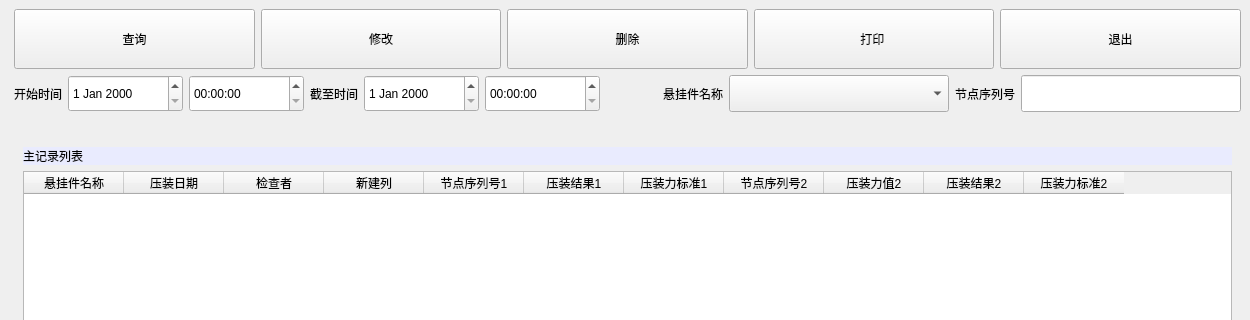
Before: the Qt Designer form hstorylist.ui in aiyongye/-, drawn with Qt 5; both pictures show x 0 to 1250 and y 0 to 320 of the 1250 by 907 pixel window.
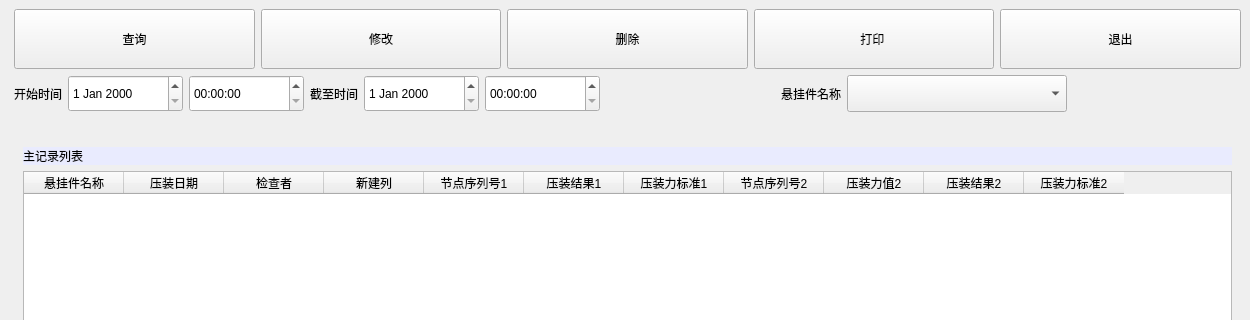
After: the same form once the commit is applied.

```diff
--- a/hstorylist.ui
+++ b/hstorylist.ui
@@ -278,36 +278,17 @@
          </widget>
         </item>
         <item>
-         <widget class="QLabel" name="label_3">
-          <property name="maximumSize">
-           <size>
-            <width>80</width>
-            <height>16777215</height>
-           </size>
+         <spacer name="horizontalSpacer_3">
+          <property name="orientation">
+           <enum>Qt::Horizontal</enum>
           </property>
-          <property name="text">
-           <string>节点序列号</string>
-          </property>
-          <property name="alignment">
-           <set>Qt::AlignRight|Qt::AlignTrailing|Qt::AlignVCenter</set>
-          </property>
-         </widget>
-        </item>
-        <item>
-         <widget class="QLineEdit" name="lineEdit">
-          <property name="minimumSize">
+          <property name="sizeHint" stdset="0">
            <size>
-            <width>220</width>
-            <height>37</height>
+            <width>40</width>
+            <height>20</height>
            </size>
           </property>
-          <property name="maximumSize">
-           <size>
-            <width>16777215</width>
-            <height>40</height>
-           </size>
-          </property>
-         </widget>
+         </spacer>
         </item>
        </layout>
       </item>
```
